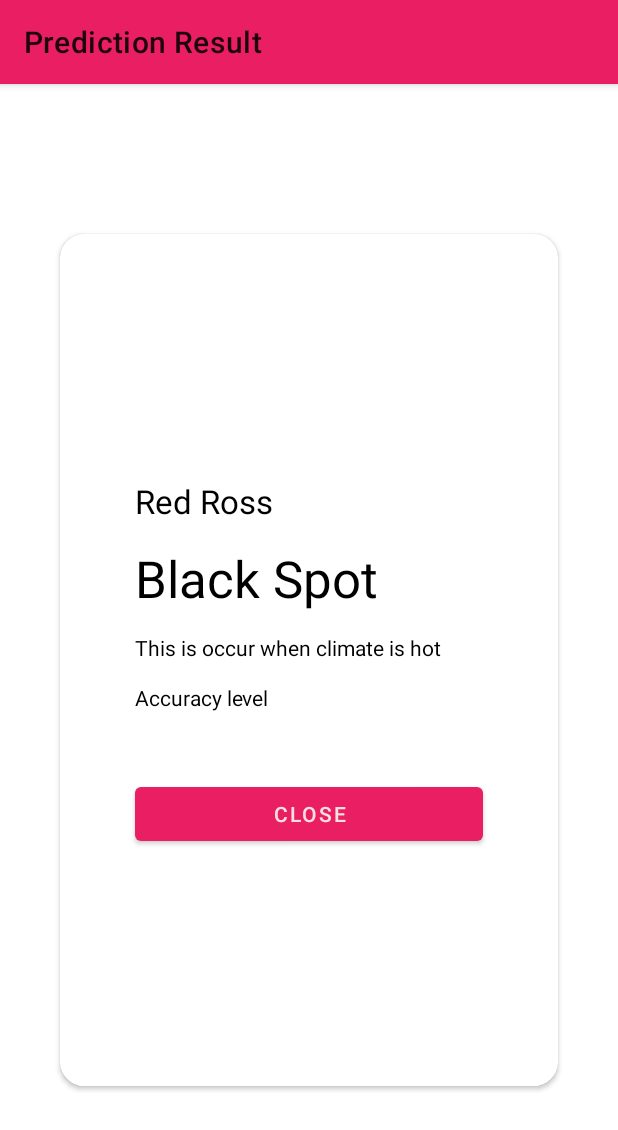
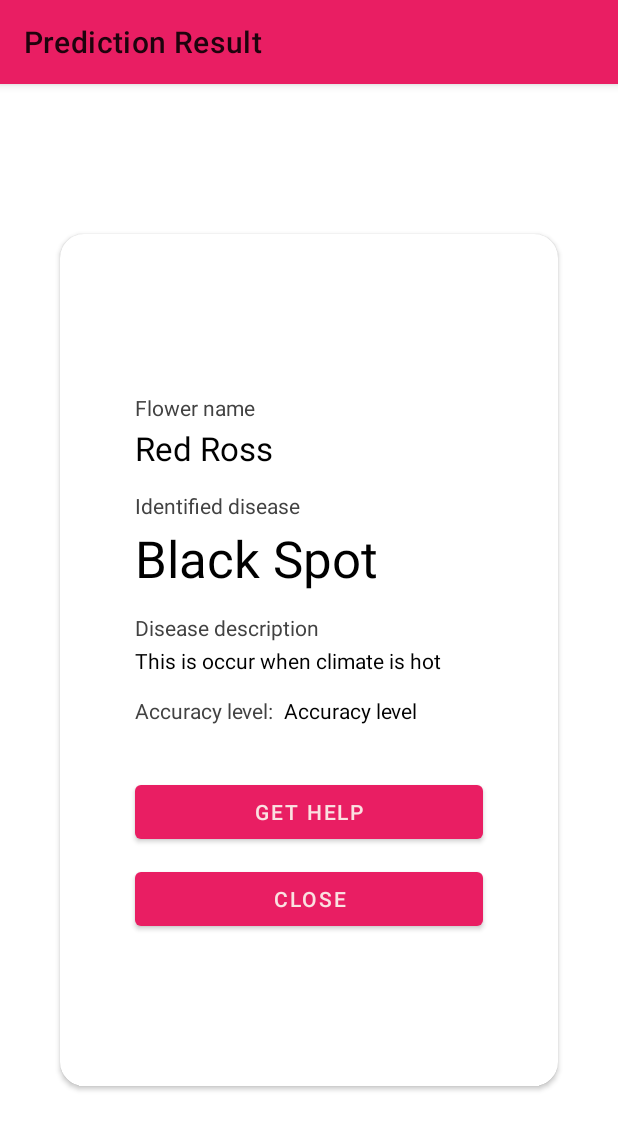
Before and after one commit to Blasanka/research-frontend, an Android app: the PredictionResultActivity screen opened directly, with no data from a screen before it, on a phone screen of 412 x 824 dp. Shown: the top 1130 px of the screen. Run offline under Robolectric (Android 15) with nearby library versions, the phone set to English and light mode, and no system bars; 6 statements that could not run were skipped.

Commit message:
Get help action to prediction result screen and UI imporvements

```diff
--- a/app/src/main/java/com/example/floral/disease/Constants.kt
+++ b/app/src/main/java/com/example/floral/disease/Constants.kt
@@ -10,5 +10,5 @@ object Constants {
     const val CAPTURE_IMAGE_ACTIVITY_REQUEST_CODE: Int = 1888
     const val GALLERY_IMAGE_ACTIVITY_REQUEST_CODE: Int = 1000
 
-    const val BASE_URL = "http://192.168.1.4:5000/"
+    const val BASE_URL = "http://192.168.1.2:5000/"
 }
--- a/app/src/main/java/com/example/floral/disease/PredictionResultActivity.kt
+++ b/app/src/main/java/com/example/floral/disease/PredictionResultActivity.kt
@@ -28,7 +28,11 @@ class PredictionResultActivity : AppCompatActivity() {
         if (result.diseaseDescription != null)
             binding.diseaseDescription.text = result.diseaseDescription
         if (result.accuracyLevel != null)
-            binding.accuracyLevel.text = result.accuracyLevel.toString()
+            binding.accuracyLevel.text = "${result.accuracyLevel}%"
+
+        binding.getHelpButton.setOnClickListener {
+            finish()
+        }
 
         binding.closeButton.setOnClickListener {
             finish()
--- a/app/src/main/res/layout/activity_prediction_result.xml
+++ b/app/src/main/res/layout/activity_prediction_result.xml
@@ -28,11 +28,22 @@
         android:gravity="center">
 
         <TextView
+            android:id="@+id/flowerNameLabel"
+            android:layout_width="match_parent"
+            android:layout_height="wrap_content"
+            android:layout_marginStart="50dp"
+            android:layout_marginTop="10dp"
+            android:layout_marginEnd="50dp"
+            android:layout_marginBottom="1dp"
+            android:text="Flower name"
+            android:textAppearance="@style/TextAppearance.AppCompat.Body1"
+            android:textColor="@color/cardview_dark_background" />
+        <TextView
             android:id="@+id/flowerName"
             android:layout_width="match_parent"
             android:layout_height="wrap_content"
             android:layout_marginStart="50dp"
-            android:layout_marginTop="10dp"
+            android:layout_marginTop="1dp"
             android:layout_marginEnd="50dp"
             android:layout_marginBottom="4dp"
             android:text="Red Ross"
@@ -40,11 +51,22 @@
             android:textColor="@color/black" />
 
         <TextView
+            android:id="@+id/diseaseNameLabel"
+            android:layout_width="match_parent"
+            android:layout_height="wrap_content"
+            android:layout_marginStart="50dp"
+            android:layout_marginTop="10dp"
+            android:layout_marginEnd="50dp"
+            android:layout_marginBottom="1dp"
+            android:text="Identified disease"
+            android:textAppearance="@style/TextAppearance.AppCompat.Body1"
+            android:textColor="@color/cardview_dark_background" />
+        <TextView
             android:id="@+id/identifiedDisease"
             android:layout_width="match_parent"
             android:layout_height="wrap_content"
             android:layout_marginStart="50dp"
-            android:layout_marginTop="10dp"
+            android:layout_marginTop="1dp"
             android:layout_marginEnd="50dp"
             android:layout_marginBottom="4dp"
             android:text="Black Spot"
@@ -52,34 +74,75 @@
             android:textColor="@color/black" />
 
         <TextView
+            android:id="@+id/diseaseDescriptionLabel"
+            android:layout_width="match_parent"
+            android:layout_height="wrap_content"
+            android:layout_marginStart="50dp"
+            android:layout_marginTop="10dp"
+            android:layout_marginEnd="50dp"
+            android:layout_marginBottom="1dp"
+            android:text="Disease description"
+            android:textAppearance="@style/TextAppearance.AppCompat.Body1"
+            android:textColor="@color/cardview_dark_background" />
+        <TextView
             android:id="@+id/diseaseDescription"
             android:layout_width="match_parent"
             android:layout_height="wrap_content"
             android:layout_marginStart="50dp"
-            android:layout_marginTop="10dp"
+            android:layout_marginTop="1dp"
             android:layout_marginEnd="50dp"
             android:layout_marginBottom="4dp"
             android:text="This is occur when climate is hot"
             android:textAppearance="@style/TextAppearance.AppCompat.Body1"
             android:textColor="@color/black" />
 
-        <TextView
-            android:id="@+id/accuracyLevel"
+        <LinearLayout
+            android:layout_width="wrap_content"
+            android:layout_height="wrap_content"
+            android:orientation="horizontal"
+            android:layout_gravity="start"
+            android:layout_marginStart="50dp"
+            android:layout_marginEnd="50dp">
+
+            <TextView
+                android:id="@+id/accuracyLevelLabel"
+                android:layout_width="match_parent"
+                android:layout_height="wrap_content"
+                android:layout_marginTop="10dp"
+                android:layout_marginEnd="3dp"
+                android:layout_marginBottom="1dp"
+                android:text="Accuracy level:"
+                android:textAppearance="@style/TextAppearance.AppCompat.Body1"
+                android:textColor="@color/cardview_dark_background" />
+
+            <TextView
+                android:id="@+id/accuracyLevel"
+                android:layout_width="match_parent"
+                android:layout_height="wrap_content"
+                android:layout_marginStart="3dp"
+                android:layout_marginTop="10dp"
+                android:layout_marginBottom="4dp"
+                android:text="Accuracy level"
+                android:textColor="@color/black" />
+
+        </LinearLayout>
+
+        <Button
+            android:id="@+id/getHelpButton"
             android:layout_width="match_parent"
             android:layout_height="wrap_content"
             android:layout_marginStart="50dp"
-            android:layout_marginTop="10dp"
+            android:layout_marginTop="30dp"
             android:layout_marginEnd="50dp"
-            android:layout_marginBottom="4dp"
-            android:text="Accuracy level"
-            android:textColor="@color/black" />
+            android:layout_marginBottom="2dp"
+            android:text="GET HELP" />
 
         <Button
             android:id="@+id/closeButton"
             android:layout_width="match_parent"
             android:layout_height="wrap_content"
             android:layout_marginStart="50dp"
-            android:layout_marginTop="40dp"
+            android:layout_marginTop="8dp"
             android:layout_marginEnd="50dp"
             android:layout_marginBottom="4dp"
             android:text="CLOSE" />
```
